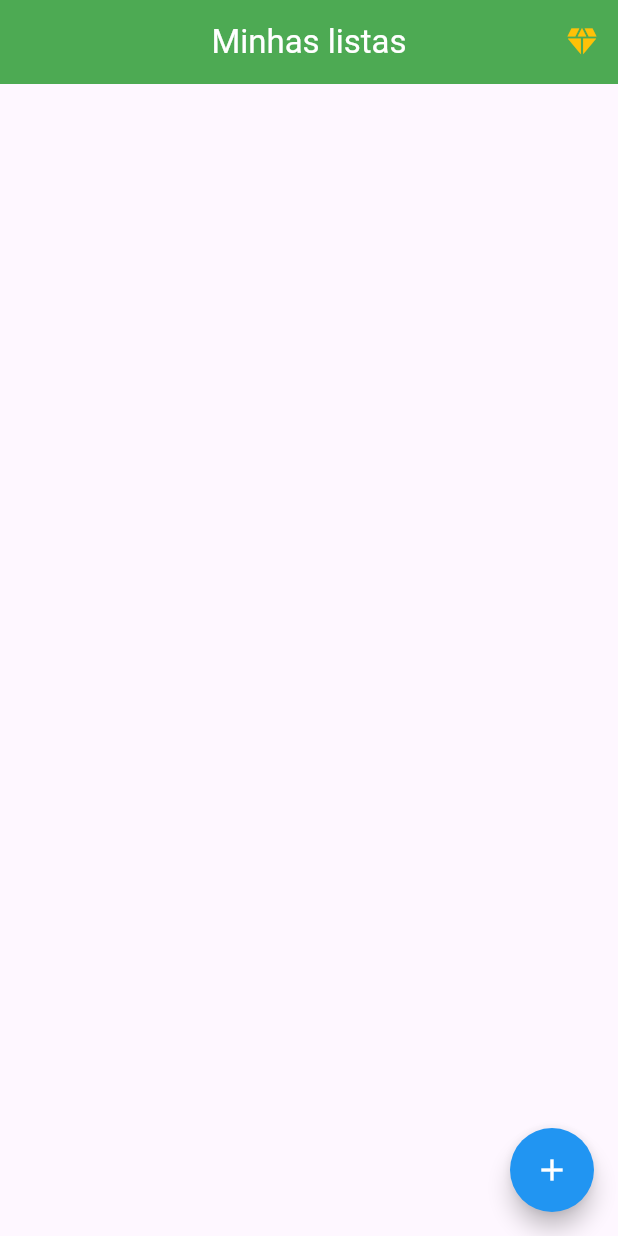
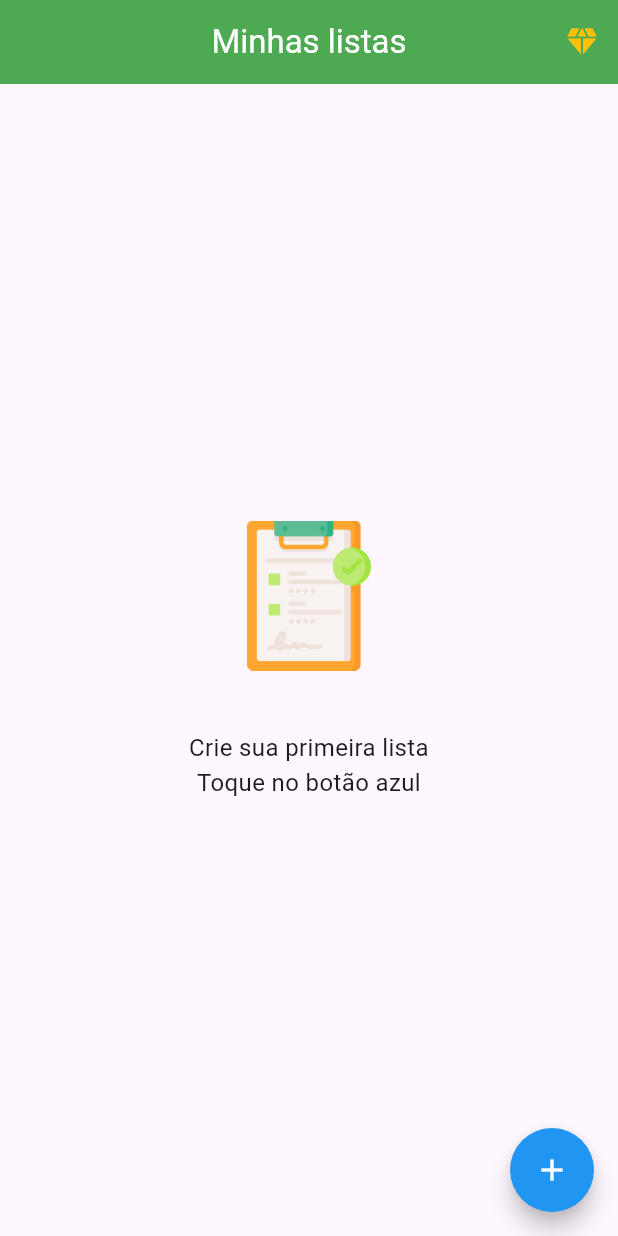
Before and after one commit to marcusagenciaoasis/buy_list, a Flutter app: the screen it shows after launch, on a phone screen of 412 x 824 dp. Run offline on Flutter 3.47's test engine with Material 3 defaults, Android fonts, the phone set to English and light mode, and no system bars.

Commit message:
feat: enhance ShoppingListPage layout with introductory text and image

```diff
--- a/buy_list/lib/pages/shopping_lists_page.dart
+++ b/buy_list/lib/pages/shopping_lists_page.dart
@@ -1,3 +1,4 @@
+import 'package:buy_list/models/shopping_list_group.model.dart';
 import 'package:flutter/material.dart';
 
 class ShoppingListPage extends StatefulWidget {
@@ -8,6 +9,7 @@ class ShoppingListPage extends StatefulWidget {
 }
 
 class _ShoppingListPageState extends State<ShoppingListPage> {
+  final List<ShoppingListGroup> shoppingLists = [];
   @override
   Widget build(BuildContext context) {
     return Scaffold(
@@ -25,7 +27,32 @@ class _ShoppingListPageState extends State<ShoppingListPage> {
           ),
         ],
       ),
-      body: SafeArea(child: Column(children: [])),
+      body: Padding(
+        padding: EdgeInsets.all(12.0),
+        child: Column(
+          crossAxisAlignment: CrossAxisAlignment.stretch,
+          children: [
+            Spacer(),
+            Image.asset(
+              'assets/images/lista-de-compras.png',
+              width: 140,
+              height: 100,
+            ),
+            SizedBox(height: 40),
+            Text(
+              'Crie sua primeira lista',
+              style: TextStyle(fontSize: 16),
+              textAlign: TextAlign.center,
+            ),
+            Text(
+              'Toque no botão azul',
+              style: TextStyle(fontSize: 16),
+              textAlign: TextAlign.center,
+            ),
+            Spacer(),
+          ],
+        ),
+      ),
 
       floatingActionButton: FloatingActionButton(
         key: Key("addListBtn"),
```
